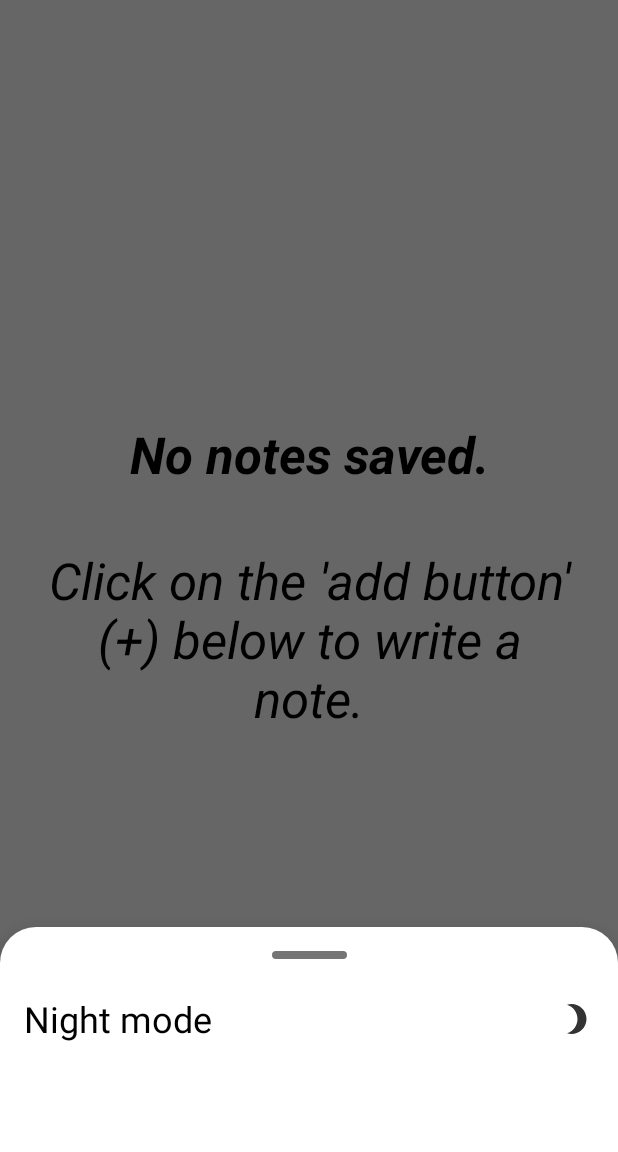
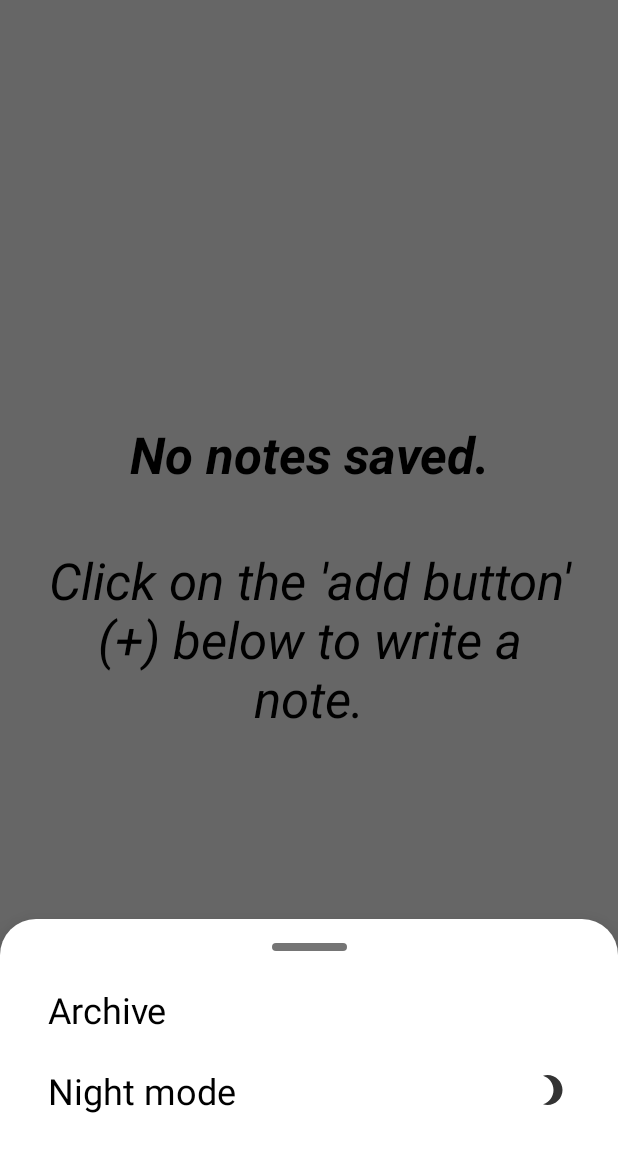
Before and after one commit to Nnamodi/Jotter, an Android app: the JotterBottomSheet screen opened through its navigation route, on a phone screen of 412 x 824 dp, the part 84-1236 px from its top. Run offline under Robolectric (Android 15) with nearby library versions, the phone set to English and light mode, and no system bars; our stand-ins replace Room's generated code, navigation-ui.

Commit message:
Improved UX

```diff
--- a/app/src/main/java/com/roland/android/jotter/view/JotBottomSheet.kt
+++ b/app/src/main/java/com/roland/android/jotter/view/JotBottomSheet.kt
@@ -46,9 +46,10 @@ class JotBottomSheet : BottomSheetDialogFragment() {
         return view
     }
 
-    override fun dismiss() {
+    override fun onDestroy() {
         val title = args.utils.title
         findNavController().previousBackStackEntry?.savedStateHandle?.set("title", title)
+        super.onDestroy()
     }
 
     private fun deleteNote(note: Note) {
--- a/app/src/main/java/com/roland/android/jotter/view/JotEditFragment.kt
+++ b/app/src/main/java/com/roland/android/jotter/view/JotEditFragment.kt
@@ -1,11 +1,15 @@
 package com.roland.android.jotter.view
 
+import android.content.Context
 import android.os.Bundle
 import android.view.*
+import android.view.inputmethod.InputMethodManager
 import android.widget.TextView
 import android.widget.Toast
 import androidx.appcompat.app.AppCompatActivity
 import androidx.fragment.app.Fragment
+import androidx.lifecycle.Lifecycle
+import androidx.lifecycle.LifecycleEventObserver
 import androidx.lifecycle.ViewModelProvider
 import androidx.navigation.fragment.findNavController
 import androidx.navigation.fragment.navArgs
@@ -36,6 +40,13 @@ class JotEditFragment : Fragment() {
         noteBody = view.findViewById(R.id.edit_body)
         noteBody.text = args.edit?.body
         noteIsNew = noteTitle.text.isEmpty() && noteBody.text.isEmpty()
+        viewLifecycleOwner.lifecycle.addObserver(LifecycleEventObserver { _, event ->
+            if (event == Lifecycle.Event.ON_STOP) {
+                val activity = activity?.currentFocus
+                val imm= context?.getSystemService(Context.INPUT_METHOD_SERVICE) as InputMethodManager
+                imm.hideSoftInputFromWindow(activity?.windowToken, 0)
+            }
+        })
         return view
     }
 
--- a/app/src/main/java/com/roland/android/jotter/view/JotFragment.kt
+++ b/app/src/main/java/com/roland/android/jotter/view/JotFragment.kt
@@ -26,7 +26,6 @@ class JotFragment : Fragment() {
 
     override fun onCreate(savedInstanceState: Bundle?) {
         super.onCreate(savedInstanceState)
-        (activity as AppCompatActivity).supportActionBar?.title = args.note.title
         viewModel = ViewModelProvider(this) [JotterViewModel::class.java]
         setHasOptionsMenu(true)
     }
@@ -34,12 +33,16 @@ class JotFragment : Fragment() {
     override fun onCreateView(inflater: LayoutInflater, container: ViewGroup?, savedInstanceState: Bundle?): View? {
         val view = inflater.inflate(R.layout.fragment_jot, container, false)
         val titleEmpty = (activity as AppCompatActivity).supportActionBar?.title.isNullOrEmpty()
-        if (titleEmpty) {
-            findNavController().currentBackStackEntry?.savedStateHandle?.getLiveData<String>("title")?.observe(
+        val navBackStackEntry = findNavController().getBackStackEntry(R.id.jotFragment)
+        navBackStackEntry.savedStateHandle.getLiveData<String>("title").observe(
                 viewLifecycleOwner
             ) { title ->
-                (activity as AppCompatActivity).supportActionBar?.title = title
+                if (titleEmpty) {
+                    (activity as AppCompatActivity).supportActionBar?.title = title
+                }
             }
+        if (titleEmpty) {
+            (activity as AppCompatActivity).supportActionBar?.title = args.note.title
         }
         note = Note()
         edit = view.findViewById(R.id.edit)
--- a/app/src/main/java/com/roland/android/jotter/view/JotterBottomSheet.kt
+++ b/app/src/main/java/com/roland/android/jotter/view/JotterBottomSheet.kt
@@ -1,39 +1,45 @@
 package com.roland.android.jotter.view
 
 import android.os.Bundle
-import android.util.Log
 import android.view.LayoutInflater
 import android.view.View
 import android.view.ViewGroup
-import android.widget.CheckBox
+import android.widget.TextView
+import android.widget.Toast
 import androidx.appcompat.app.AppCompatDelegate
 import com.google.android.material.bottomsheet.BottomSheetDialogFragment
+import com.roland.android.jotter.R
 import com.roland.android.jotter.util.Preference
-import com.roland.android.jotter.R
 
 class JotterBottomSheet : BottomSheetDialogFragment() {
-    private lateinit var darkMode: CheckBox
+    private lateinit var archive: View
+    private lateinit var checkView: View
+    private lateinit var darkMode: TextView
 
     override fun onCreateView(inflater: LayoutInflater, container: ViewGroup?, savedInstanceState: Bundle?): View? {
         val view = inflater.inflate(R.layout.jotter_bottom_sheet, container, false)
+        val isDark = Preference.getDarkMode(requireContext())
+        archive = view.findViewById(R.id.archive)
+        archive.setOnClickListener {
+            Toast.makeText(context, "Archive coming soon...", Toast.LENGTH_SHORT).show()
+        }
         darkMode = view.findViewById(R.id.night_mode)
-        val isDark = Preference.getDarkMode(requireContext())
-        darkMode.isChecked = isDark
         if (isDark) {
             darkMode.text = getString(R.string.light_mode)
-            darkMode.setButtonDrawable(R.drawable.light_icon)
+            darkMode.setCompoundDrawablesWithIntrinsicBounds(0, 0, R.drawable.light_icon, 0)
         } else {
             darkMode.text = getString(R.string.night_mode)
-            darkMode.setButtonDrawable(R.drawable.night_icon)
+            darkMode.setCompoundDrawablesWithIntrinsicBounds(0, 0, R.drawable.night_icon, 0)
         }
-        darkMode.setOnCheckedChangeListener { switch, isChecked ->
-            if (switch.isChecked) {
+        checkView = view.findViewById(R.id.check_view)
+        checkView.setOnClickListener {
+            if (isDark) {
+                AppCompatDelegate.setDefaultNightMode(AppCompatDelegate.MODE_NIGHT_NO)
+                Preference.setDarkMode(requireContext(), false)
+            } else {
                 AppCompatDelegate.setDefaultNightMode(AppCompatDelegate.MODE_NIGHT_YES)
-            } else {
-                AppCompatDelegate.setDefaultNightMode(AppCompatDelegate.MODE_NIGHT_NO)
+                Preference.setDarkMode(requireContext(), true)
             }
-            Preference.setDarkMode(requireContext(), isChecked)
-            Log.i("DarkActivated", "$isChecked")
         }
         return view
     }
--- a/app/src/main/res/layout/jot_bottom_sheet.xml
+++ b/app/src/main/res/layout/jot_bottom_sheet.xml
@@ -2,9 +2,11 @@
 <androidx.coordinatorlayout.widget.CoordinatorLayout
     xmlns:android="http://schemas.android.com/apk/res/android"
     xmlns:app="http://schemas.android.com/apk/res-auto"
+    xmlns:tools="http://schemas.android.com/tools"
     android:layout_width="match_parent"
     android:layout_height="match_parent"
-    app:layout_behavior="com.google.android.material.bottomsheet.BottomSheetBehavior">
+    app:layout_behavior="com.google.android.material.bottomsheet.BottomSheetBehavior"
+    tools:ignore="UnusedAttribute">
 
     <androidx.constraintlayout.widget.ConstraintLayout
         android:layout_width="match_parent"
@@ -25,6 +27,7 @@
             android:layout_width="0dp"
             android:layout_height="wrap_content"
             android:layout_marginTop="20dp"
+            android:foreground="?android:attr/selectableItemBackgroundBorderless"
             app:layout_constraintEnd_toEndOf="parent"
             app:layout_constraintStart_toStartOf="parent"
             app:layout_constraintTop_toBottomOf="@+id/divider">
@@ -64,6 +67,7 @@
             android:layout_width="0dp"
             android:layout_height="wrap_content"
             android:layout_marginBottom="8dp"
+            android:foreground="?android:attr/selectableItemBackgroundBorderless"
             app:layout_constraintBottom_toBottomOf="parent"
             app:layout_constraintEnd_toEndOf="parent"
             app:layout_constraintStart_toStartOf="parent"
--- a/app/src/main/res/layout/jotter_bottom_sheet.xml
+++ b/app/src/main/res/layout/jotter_bottom_sheet.xml
@@ -2,14 +2,15 @@
 <androidx.coordinatorlayout.widget.CoordinatorLayout
     xmlns:android="http://schemas.android.com/apk/res/android"
     xmlns:app="http://schemas.android.com/apk/res-auto"
+    xmlns:tools="http://schemas.android.com/tools"
     android:layout_width="match_parent"
     android:layout_height="match_parent"
-    android:minHeight="150dp"
-    app:layout_behavior="com.google.android.material.bottomsheet.BottomSheetBehavior">
+    app:layout_behavior="com.google.android.material.bottomsheet.BottomSheetBehavior"
+    tools:ignore="UnusedAttribute">
 
     <androidx.constraintlayout.widget.ConstraintLayout
         android:layout_width="match_parent"
-        android:layout_height="match_parent">
+        android:layout_height="wrap_content">
 
         <View
             android:id="@+id/divider"
@@ -21,21 +22,57 @@
             app:layout_constraintStart_toStartOf="parent"
             app:layout_constraintTop_toTopOf="parent" />
 
-        <CheckBox
-            android:id="@+id/night_mode"
-            android:layout_width="0dp"
+        <androidx.constraintlayout.widget.ConstraintLayout
+            android:id="@+id/archive"
+            android:layout_width="match_parent"
             android:layout_height="wrap_content"
-            android:layout_marginStart="16dp"
             android:layout_marginTop="16dp"
-            android:layout_marginEnd="16dp"
-            android:button="@drawable/night_icon"
-            android:buttonTint="?attr/colorOnSecondary"
-            android:layoutDirection="rtl"
-            android:text="@string/night_mode"
-            android:textSize="24sp"
+            android:foreground="?android:attr/selectableItemBackgroundBorderless"
             app:layout_constraintEnd_toEndOf="parent"
             app:layout_constraintStart_toStartOf="parent"
-            app:layout_constraintTop_toBottomOf="@+id/divider" />
+            app:layout_constraintTop_toBottomOf="@+id/divider">
+
+            <TextView
+                android:layout_width="0dp"
+                android:layout_height="46dp"
+                android:layout_marginStart="32dp"
+                android:layout_marginEnd="32dp"
+                android:gravity="center|start"
+                android:text="@string/archive"
+                android:textSize="24sp"
+                app:layout_constraintBottom_toBottomOf="parent"
+                app:layout_constraintEnd_toEndOf="parent"
+                app:layout_constraintStart_toStartOf="parent"
+                app:layout_constraintTop_toTopOf="parent" />
+        </androidx.constraintlayout.widget.ConstraintLayout>
+
+        <androidx.constraintlayout.widget.ConstraintLayout
+            android:id="@+id/check_view"
+            android:layout_width="match_parent"
+            android:layout_height="wrap_content"
+            android:layout_marginTop="8dp"
+            android:layout_marginBottom="18dp"
+            android:foreground="?android:attr/selectableItemBackgroundBorderless"
+            app:layout_constraintBottom_toBottomOf="parent"
+            app:layout_constraintEnd_toEndOf="parent"
+            app:layout_constraintStart_toStartOf="parent"
+            app:layout_constraintTop_toBottomOf="@+id/archive">
+
+            <TextView
+                android:id="@+id/night_mode"
+                android:layout_width="0dp"
+                android:layout_height="46dp"
+                android:layout_marginStart="32dp"
+                android:layout_marginEnd="32dp"
+                android:gravity="center|start"
+                android:text="@string/night_mode"
+                android:textSize="24sp"
+                app:layout_constraintBottom_toBottomOf="parent"
+                app:layout_constraintEnd_toEndOf="parent"
+                app:layout_constraintStart_toStartOf="parent"
+                app:layout_constraintTop_toTopOf="parent"
+                app:drawableEndCompat="@drawable/night_icon" />
+        </androidx.constraintlayout.widget.ConstraintLayout>
 
     </androidx.constraintlayout.widget.ConstraintLayout>
 
--- a/app/src/main/res/values/strings.xml
+++ b/app/src/main/res/values/strings.xml
@@ -27,4 +27,5 @@
     <string name="subject_text">Note text</string>
     <string name="jotter_empty_text"><b>No notes saved.</b>\n\nClick on the \'add button\' (+) below to write a note.</string>
     <string name="delete">Delete</string>
+    <string name="archive">Archive</string>
 </resources>
```
